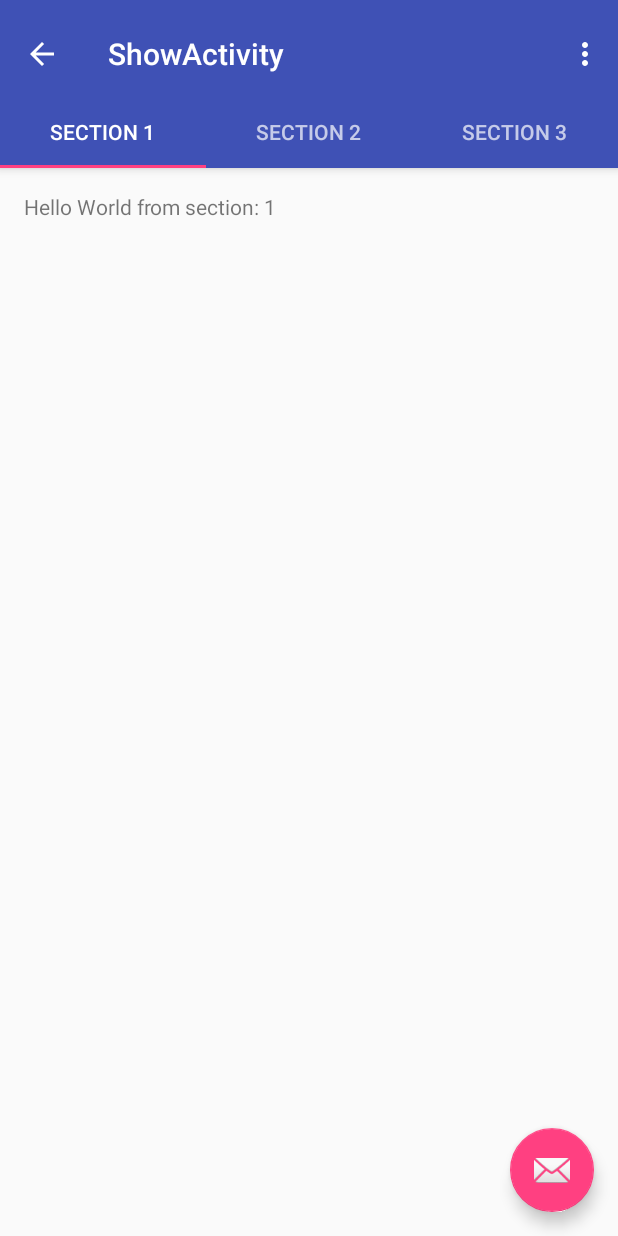
After one commit to ZhaoBohan/TravelHelper, an Android app: the ShowActivity screen opened directly, with no data from a screen before it, on a phone screen of 412 x 824 dp. The commit adds this screen. Run offline under Robolectric (Android 15) with nearby library versions, the phone set to English and light mode, and no system bars.

Commit message:
Create show activity

```diff
--- a/app/build.gradle
+++ b/app/build.gradle
@@ -23,4 +23,5 @@ dependencies {
     compile fileTree(dir: 'libs', include: ['*.jar'])
     testCompile 'junit:junit:4.12'
     compile 'com.android.support:appcompat-v7:23.3.0'
+    compile 'com.android.support:design:23.3.0'
 }
--- a/app/src/main/AndroidManifest.xml
+++ b/app/src/main/AndroidManifest.xml
@@ -15,6 +15,15 @@
                 <category android:name="android.intent.category.LAUNCHER" />
             </intent-filter>
         </activity>
+        <activity
+            android:name=".ShowActivity"
+            android:label="@string/title_activity_show"
+            android:parentActivityName=".MainActivity"
+            android:theme="@style/AppTheme.NoActionBar">
+            <meta-data
+                android:name="android.support.PARENT_ACTIVITY"
+                android:value="cn.edu.tongji.travelhelper.MainActivity" />
+        </activity>
     </application>
 
 </manifest>
--- /dev/null
+++ b/app/src/main/java/cn/edu/tongji/travelhelper/ShowActivity.java
@@ -0,0 +1,163 @@
+package cn.edu.tongji.travelhelper;
+
+import android.support.design.widget.TabLayout;
+import android.support.design.widget.FloatingActionButton;
+import android.support.design.widget.Snackbar;
+import android.support.v7.app.AppCompatActivity;
+import android.support.v7.widget.Toolbar;
+
+import android.support.v4.app.Fragment;
+import android.support.v4.app.FragmentManager;
+import android.support.v4.app.FragmentPagerAdapter;
+import android.support.v4.view.ViewPager;
+import android.os.Bundle;
+import android.view.LayoutInflater;
+import android.view.Menu;
+import android.view.MenuItem;
+import android.view.View;
+import android.view.ViewGroup;
+
+import android.widget.TextView;
+
+public class ShowActivity extends AppCompatActivity {
+
+    /**
+     * The {@link android.support.v4.view.PagerAdapter} that will provide
+     * fragments for each of the sections. We use a
+     * {@link FragmentPagerAdapter} derivative, which will keep every
+     * loaded fragment in memory. If this becomes too memory intensive, it
+     * may be best to switch to a
+     * {@link android.support.v4.app.FragmentStatePagerAdapter}.
+     */
+    private SectionsPagerAdapter mSectionsPagerAdapter;
+
+    /**
+     * The {@link ViewPager} that will host the section contents.
+     */
+    private ViewPager mViewPager;
+
+    @Override
+    protected void onCreate(Bundle savedInstanceState) {
+        super.onCreate(savedInstanceState);
+        setContentView(R.layout.activity_show);
+
+        Toolbar toolbar = (Toolbar) findViewById(R.id.toolbar);
+        setSupportActionBar(toolbar);
+        getSupportActionBar().setDisplayHomeAsUpEnabled(true);
+        // Create the adapter that will return a fragment for each of the three
+        // primary sections of the activity.
+        mSectionsPagerAdapter = new SectionsPagerAdapter(getSupportFragmentManager());
+
+        // Set up the ViewPager with the sections adapter.
+        mViewPager = (ViewPager) findViewById(R.id.container);
+        mViewPager.setAdapter(mSectionsPagerAdapter);
+
+        TabLayout tabLayout = (TabLayout) findViewById(R.id.tabs);
+        tabLayout.setupWithViewPager(mViewPager);
+
+        FloatingActionButton fab = (FloatingActionButton) findViewById(R.id.fab);
+        fab.setOnClickListener(new View.OnClickListener() {
+            @Override
+            public void onClick(View view) {
+                Snackbar.make(view, "Replace with your own action", Snackbar.LENGTH_LONG)
+                        .setAction("Action", null).show();
+            }
+        });
+
+    }
+
+
+    @Override
+    public boolean onCreateOptionsMenu(Menu menu) {
+        // Inflate the menu; this adds items to the action bar if it is present.
+        getMenuInflater().inflate(R.menu.menu_show, menu);
+        return true;
+    }
+
+    @Override
+    public boolean onOptionsItemSelected(MenuItem item) {
+        // Handle action bar item clicks here. The action bar will
+        // automatically handle clicks on the Home/Up button, so long
+        // as you specify a parent activity in AndroidManifest.xml.
+        int id = item.getItemId();
+
+        //noinspection SimplifiableIfStatement
+        if (id == R.id.action_settings) {
+            return true;
+        }
+
+        return super.onOptionsItemSelected(item);
+    }
+
+    /**
+     * A placeholder fragment containing a simple view.
+     */
+    public static class PlaceholderFragment extends Fragment {
+        /**
+         * The fragment argument representing the section number for this
+         * fragment.
+         */
+        private static final String ARG_SECTION_NUMBER = "section_number";
+
+        public PlaceholderFragment() {
+        }
+
+        /**
+         * Returns a new instance of this fragment for the given section
+         * number.
+         */
+        public static PlaceholderFragment newInstance(int sectionNumber) {
+            PlaceholderFragment fragment = new PlaceholderFragment();
+            Bundle args = new Bundle();
+            args.putInt(ARG_SECTION_NUMBER, sectionNumber);
+            fragment.setArguments(args);
+            return fragment;
+        }
+
+        @Override
+        public View onCreateView(LayoutInflater inflater, ViewGroup container,
+                                 Bundle savedInstanceState) {
+            View rootView = inflater.inflate(R.layout.fragment_show, container, false);
+            TextView textView = (TextView) rootView.findViewById(R.id.section_label);
+            textView.setText(getString(R.string.section_format, getArguments().getInt(ARG_SECTION_NUMBER)));
+            return rootView;
+        }
+    }
+
+    /**
+     * A {@link FragmentPagerAdapter} that returns a fragment corresponding to
+     * one of the sections/tabs/pages.
+     */
+    public class SectionsPagerAdapter extends FragmentPagerAdapter {
+
+        public SectionsPagerAdapter(FragmentManager fm) {
+            super(fm);
+        }
+
+        @Override
+        public Fragment getItem(int position) {
+            // getItem is called to instantiate the fragment for the given page.
+            // Return a PlaceholderFragment (defined as a static inner class below).
+            return PlaceholderFragment.newInstance(position + 1);
+        }
+
+        @Override
+        public int getCount() {
+            // Show 3 total pages.
+            return 3;
+        }
+
+        @Override
+        public CharSequence getPageTitle(int position) {
+            switch (position) {
+                case 0:
+                    return "SECTION 1";
+                case 1:
+                    return "SECTION 2";
+                case 2:
+                    return "SECTION 3";
+            }
+            return null;
+        }
+    }
+}
--- /dev/null
+++ b/app/src/main/res/layout/activity_show.xml
@@ -0,0 +1,49 @@
+<?xml version="1.0" encoding="utf-8"?>
+<android.support.design.widget.CoordinatorLayout xmlns:android="http://schemas.android.com/apk/res/android"
+    xmlns:app="http://schemas.android.com/apk/res-auto"
+    xmlns:tools="http://schemas.android.com/tools"
+    android:id="@+id/main_content"
+    android:layout_width="match_parent"
+    android:layout_height="match_parent"
+    android:fitsSystemWindows="true"
+    tools:context="cn.edu.tongji.travelhelper.ShowActivity">
+
+    <android.support.design.widget.AppBarLayout
+        android:id="@+id/appbar"
+        android:layout_width="match_parent"
+        android:layout_height="wrap_content"
+        android:paddingTop="@dimen/appbar_padding_top"
+        android:theme="@style/AppTheme.AppBarOverlay">
+
+        <android.support.v7.widget.Toolbar
+            android:id="@+id/toolbar"
+            android:layout_width="match_parent"
+            android:layout_height="?attr/actionBarSize"
+            android:background="?attr/colorPrimary"
+            app:layout_scrollFlags="scroll|enterAlways"
+            app:popupTheme="@style/AppTheme.PopupOverlay">
+
+        </android.support.v7.widget.Toolbar>
+
+        <android.support.design.widget.TabLayout
+            android:id="@+id/tabs"
+            android:layout_width="match_parent"
+            android:layout_height="wrap_content" />
+
+    </android.support.design.widget.AppBarLayout>
+
+    <android.support.v4.view.ViewPager
+        android:id="@+id/container"
+        android:layout_width="match_parent"
+        android:layout_height="match_parent"
+        app:layout_behavior="@string/appbar_scrolling_view_behavior" />
+
+    <android.support.design.widget.FloatingActionButton
+        android:id="@+id/fab"
+        android:layout_width="wrap_content"
+        android:layout_height="wrap_content"
+        android:layout_gravity="end|bottom"
+        android:layout_margin="@dimen/fab_margin"
+        android:src="@android:drawable/ic_dialog_email" />
+
+</android.support.design.widget.CoordinatorLayout>
--- /dev/null
+++ b/app/src/main/res/layout/fragment_show.xml
@@ -0,0 +1,16 @@
+<RelativeLayout xmlns:android="http://schemas.android.com/apk/res/android"
+    xmlns:tools="http://schemas.android.com/tools"
+    android:layout_width="match_parent"
+    android:layout_height="match_parent"
+    android:paddingBottom="@dimen/activity_vertical_margin"
+    android:paddingLeft="@dimen/activity_horizontal_margin"
+    android:paddingRight="@dimen/activity_horizontal_margin"
+    android:paddingTop="@dimen/activity_vertical_margin"
+    tools:context="cn.edu.tongji.travelhelper.ShowActivity$PlaceholderFragment">
+
+    <TextView
+        android:id="@+id/section_label"
+        android:layout_width="wrap_content"
+        android:layout_height="wrap_content" />
+
+</RelativeLayout>
--- /dev/null
+++ b/app/src/main/res/menu/menu_show.xml
@@ -0,0 +1,10 @@
+<menu xmlns:android="http://schemas.android.com/apk/res/android"
+    xmlns:app="http://schemas.android.com/apk/res-auto"
+    xmlns:tools="http://schemas.android.com/tools"
+    tools:context="cn.edu.tongji.travelhelper.ShowActivity">
+    <item
+        android:id="@+id/action_settings"
+        android:orderInCategory="100"
+        android:title="@string/action_settings"
+        app:showAsAction="never" />
+</menu>
--- /dev/null
+++ b/app/src/main/res/values-v21/styles.xml
@@ -0,0 +1,9 @@
+<resources>
+
+    <style name="AppTheme.NoActionBar">
+        <item name="windowActionBar">false</item>
+        <item name="windowNoTitle">true</item>
+        <item name="android:windowDrawsSystemBarBackgrounds">true</item>
+        <item name="android:statusBarColor">@android:color/transparent</item>
+    </style>
+</resources>
--- a/app/src/main/res/values/dimens.xml
+++ b/app/src/main/res/values/dimens.xml
@@ -2,4 +2,6 @@
     <!-- Default screen margins, per the Android Design guidelines. -->
     <dimen name="activity_horizontal_margin">16dp</dimen>
     <dimen name="activity_vertical_margin">16dp</dimen>
+    <dimen name="fab_margin">16dp</dimen>
+    <dimen name="appbar_padding_top">8dp</dimen>
 </resources>
--- a/app/src/main/res/values/strings.xml
+++ b/app/src/main/res/values/strings.xml
@@ -2,4 +2,7 @@
     <string name="app_name">TravelHelper</string>
     <string name="string">搜索</string>
     <string name="go">GO</string>
+    <string name="title_activity_show">ShowActivity</string>
+    <string name="action_settings">Settings</string>
+    <string name="section_format">Hello World from section: %1$d</string>
 </resources>
--- a/app/src/main/res/values/styles.xml
+++ b/app/src/main/res/values/styles.xml
@@ -8,4 +8,13 @@
         <item name="colorAccent">@color/colorAccent</item>
     </style>
 
+    <style name="AppTheme.NoActionBar">
+        <item name="windowActionBar">false</item>
+        <item name="windowNoTitle">true</item>
+    </style>
+
+    <style name="AppTheme.AppBarOverlay" parent="ThemeOverlay.AppCompat.Dark.ActionBar" />
+
+    <style name="AppTheme.PopupOverlay" parent="ThemeOverlay.AppCompat.Light" />
+
 </resources>
```
